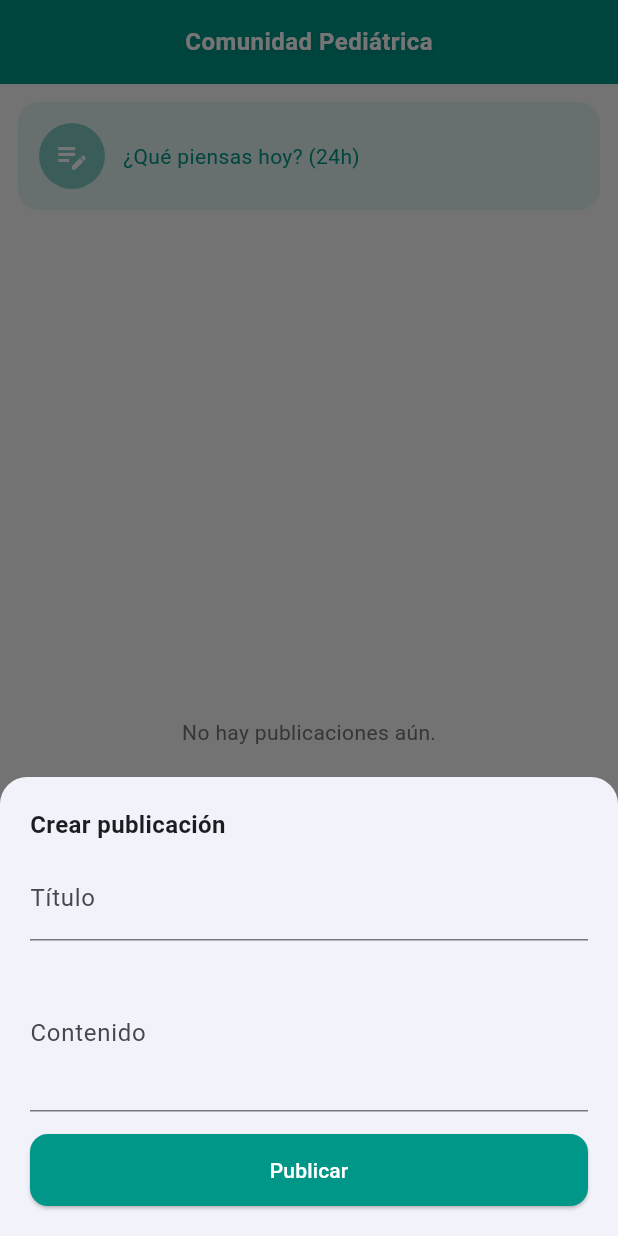
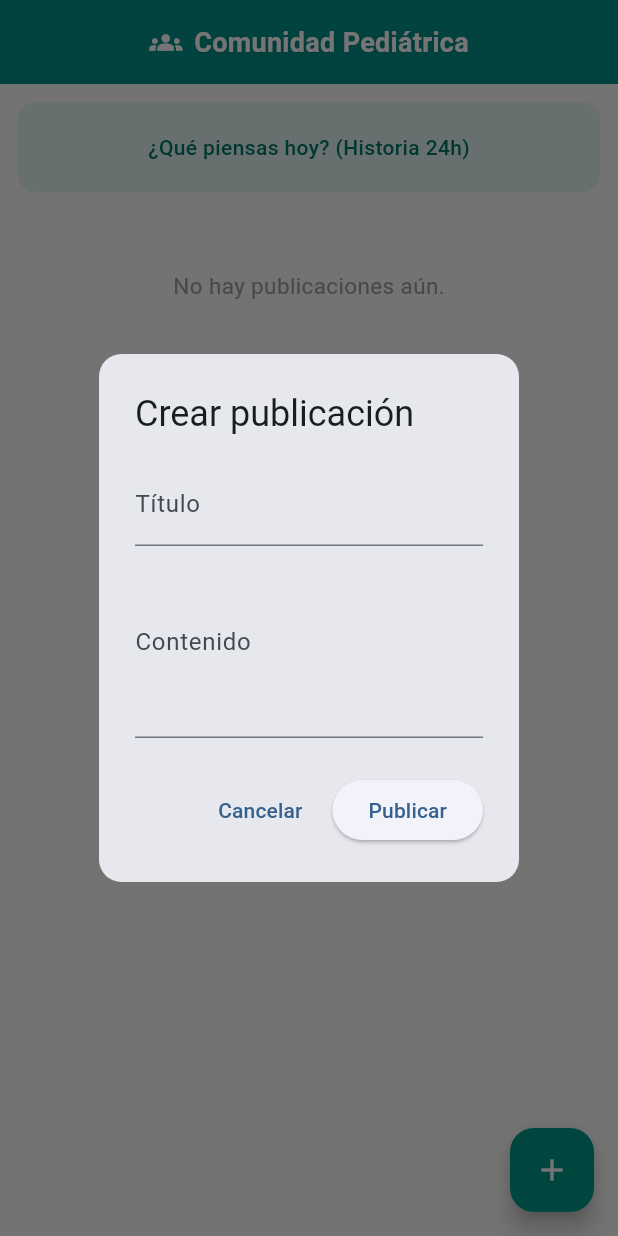
Before and after one commit to iatechsabana/pediatApp, a Flutter app: the PediatricianThreadsPage screen opened directly, after a tap on the "add" icon, on a phone screen of 412 x 824 dp. Run offline on Flutter 3.47's test engine with Material 3 defaults, Android fonts, the phone set to English and light mode, and no system bars; our stand-ins replace cloud_firestore, dartz, firebase_auth, firebase_core, flutter_riverpod, go_router and 1 more; accounts and stored records are empty; Roboto replaces fonts that are missing (Montserrat).

Commit message:
Refactor thread creation dialog and improve UI layout

```diff
--- a/lib/features/dashboard/presentation/pages/pediatrician_threads_page.dart
+++ b/lib/features/dashboard/presentation/pages/pediatrician_threads_page.dart
@@ -7,241 +7,112 @@ class PediatricianThreadsPage extends StatefulWidget {
   const PediatricianThreadsPage({super.key});
 
   @override
-  State<PediatricianThreadsPage> createState() => _PediatricianThreadsPageState();
+  State<PediatricianThreadsPage> createState() =>
+      _PediatricianThreadsPageState();
 }
 
 class _PediatricianThreadsPageState extends State<PediatricianThreadsPage> {
   String? _currentUserId;
-  final _titleController = TextEditingController();
-  final _contentController = TextEditingController();
-  bool _isCreating = false;
-
-  String? _userName;
-  String? _userAvatar;
 
   @override
   void initState() {
     super.initState();
     _currentUserId = FirebaseAuth.instance.currentUser?.uid;
-    _loadUserData();
   }
 
-  Future<void> _loadUserData() async {
-    final user = FirebaseAuth.instance.currentUser;
-    if (user == null) return;
+  // -----------------------------------------------------
+  // CREAR PUBLICACIÓN (FUNCIONANDO)
+  // -----------------------------------------------------
+  void _showCreateThreadDialog() {
+    final titleController = TextEditingController();
+    final contentController = TextEditingController();
 
-    final doc = await FirebaseFirestore.instance.collection('users').doc(user.uid).get();
-    final data = doc.data();
-
-    setState(() {
-      _userName = data?['name'] ?? user.email ?? 'Pediatra';
-      _userAvatar = null;
-    });
-  }
-
-  // ---------------------
-  //   CREAR PUBLICACIÓN
-  // ---------------------
-  Future<void> _createThread() async {
-    if (_titleController.text.trim().isEmpty || _contentController.text.trim().isEmpty) return;
-
-    setState(() => _isCreating = true);
+    showDialog(
+      context: context,
+      builder: (context) {
+        return AlertDialog(
+          shape: RoundedRectangleBorder(
+              borderRadius: BorderRadius.circular(15)),
+          title: const Text(
+            "Crear publicación",
+            style: TextStyle(fontFamily: "Montserrat"),
+          ),
+          content: Column(
+            mainAxisSize: MainAxisSize.min,
+            children: [
+              TextField(
+                controller: titleController,
+                decoration: const InputDecoration(
+                  labelText: "Título",
+                ),
+              ),
+              TextField(
+                controller: contentController,
+                maxLines: 4,
+                decoration: const InputDecoration(
+                  labelText: "Contenido",
+                ),
+              ),
+            ],
+          ),
+          actions: [
+            TextButton(
+              child: const Text("Cancelar"),
+              onPressed: () => Navigator.pop(context),
+            ),
+            ElevatedButton(
+              child: const Text("Publicar"),
+              onPressed: () async {
+                if (titleController.text.trim().isEmpty ||
+                    contentController.text.trim().isEmpty) return;
 
                 final user = FirebaseAuth.instance.currentUser;
 
                 await FirebaseFirestore.instance.collection('threads').add({
-      'title': _titleController.text.trim(),
-      'content': _contentController.text.trim(),
-      'authorId': user?.uid,
-      'authorName': _userName ?? user?.email ?? 'Pediatra',
-      'createdAt': FieldValue.serverTimestamp(),
-      'commentsCount': 0,
+                  "title": titleController.text.trim(),
+                  "content": contentController.text.trim(),
+                  "authorId": user?.uid,
+                  "authorName": user?.displayName ?? "Usuario",
+                  "createdAt": FieldValue.serverTimestamp(),
                 });
 
-    setState(() => _isCreating = false);
-    _titleController.clear();
-    _contentController.clear();
-    Navigator.of(context).pop();
+                Navigator.pop(context);
+              },
+            ),
+          ],
+        );
+      },
+    );
   }
 
-  void _showCreateThreadDialog() {
-    showModalBottomSheet(
-      context: context,
-      isScrollControlled: true,
-      shape: const RoundedRectangleBorder(
-        borderRadius: BorderRadius.vertical(top: Radius.circular(18)),
+  Widget _buildStoryBox() {
+    return Container(
+      height: 60,
+      decoration: BoxDecoration(
+        color: Colors.teal.shade50,
+        borderRadius: BorderRadius.circular(12),
       ),
-      builder: (context) => Padding(
-        padding: EdgeInsets.only(
-          left: 20,
-          right: 20,
-          top: 20,
-          bottom: MediaQuery.of(context).viewInsets.bottom + 20,
+      child: Center(
+        child: Text(
+          '¿Qué piensas hoy? (Historia 24h)',
+          style: TextStyle(
+            color: Colors.teal.shade700,
+            fontFamily: 'Montserrat',
+            fontWeight: FontWeight.w500,
           ),
-        child: Column(
-          mainAxisSize: MainAxisSize.min,
-          crossAxisAlignment: CrossAxisAlignment.stretch,
-          children: [
-            const Text(
-              'Crear publicación',
-              style: TextStyle(fontSize: 16, fontWeight: FontWeight.w600),
-            ),
-            const SizedBox(height: 10),
-            TextField(
-              controller: _titleController,
-              decoration: const InputDecoration(labelText: 'Título'),
-            ),
-            const SizedBox(height: 10),
-            TextField(
-              controller: _contentController,
-              minLines: 3,
-              maxLines: 6,
-              decoration: const InputDecoration(labelText: 'Contenido'),
-            ),
-            const SizedBox(height: 15),
-            ElevatedButton(
-              onPressed: _isCreating ? null : _createThread,
-              style: ElevatedButton.styleFrom(
-                backgroundColor: Colors.teal,
-                padding: const EdgeInsets.symmetric(vertical: 14),
-                shape: RoundedRectangleBorder(borderRadius: BorderRadius.circular(12)),
-              ),
-              child: _isCreating
-                  ? const SizedBox(
-                      height: 18,
-                      width: 18,
-                      child: CircularProgressIndicator(color: Colors.white, strokeWidth: 2),
-                    )
-                  : const Text('Publicar', style: TextStyle(color: Colors.white)),
-            ),
-          ],
         ),
       ),
     );
   }
 
-  // ---------------------
-  //   EDITAR
-  // ---------------------
-  Future<void> _editThread(String id, String oldTitle, String oldContent) async {
-    final titleCtrl = TextEditingController(text: oldTitle);
-    final contentCtrl = TextEditingController(text: oldContent);
-
-    await showDialog(
-      context: context,
-      builder: (_) => AlertDialog(
-        title: const Text('Editar publicación'),
-        content: Column(
-          mainAxisSize: MainAxisSize.min,
-          children: [
-            TextField(controller: titleCtrl, decoration: const InputDecoration(labelText: "Título")),
-            const SizedBox(height: 10),
-            TextField(controller: contentCtrl, maxLines: 5, decoration: const InputDecoration(labelText: "Contenido")),
-          ],
-        ),
-        actions: [
-          TextButton(onPressed: () => Navigator.pop(context), child: const Text("Cancelar")),
-          ElevatedButton(
-            onPressed: () async {
-              await FirebaseFirestore.instance.collection('threads').doc(id).update({
-                'title': titleCtrl.text.trim(),
-                'content': contentCtrl.text.trim(),
-              });
-              Navigator.pop(context);
-            },
-            child: const Text("Guardar"),
-          )
-        ],
-      ),
-    );
+  String _formatDate(DateTime date) {
+    return '${date.day.toString().padLeft(2, '0')}/${date.month.toString().padLeft(2, '0')}/${date.year} ${date.hour.toString().padLeft(2, '0')}:${date.minute.toString().padLeft(2, '0')}';
   }
 
-  Future<void> _deleteThread(String id) async {
-    await FirebaseFirestore.instance.collection('threads').doc(id).delete();
-  }
+  void _editThread(String id, String? title, String? content) {}
 
-  // ---------------------
-  //   HISTORIAS 24h
-  // ---------------------
-  Widget _buildStoryBox() {
-    return Container(
-      padding: const EdgeInsets.symmetric(vertical: 14, horizontal: 14),
-      decoration: BoxDecoration(
-        color: Colors.teal.shade50,
-        borderRadius: BorderRadius.circular(14),
-      ),
-      child: Row(
-        children: [
-          CircleAvatar(
-            radius: 22,
-            backgroundColor: Colors.teal.shade200,
-            child: const Icon(Icons.edit_note, color: Colors.white),
-          ),
-          const SizedBox(width: 12),
-          Expanded(
-            child: GestureDetector(
-              onTap: _showCreateStoryDialog,
-              child: const Text(
-                '¿Qué piensas hoy? (24h)',
-                style: TextStyle(fontSize: 14, color: Colors.teal),
-              ),
-            ),
-          )
-        ],
-      ),
-    );
-  }
+  void _deleteThread(String id) {}
 
-  void _showCreateStoryDialog() {
-    final controller = TextEditingController();
-
-    showDialog(
-      context: context,
-      builder: (_) => AlertDialog(
-        title: const Text("Nueva historia"),
-        content: TextField(
-          controller: controller,
-          minLines: 2,
-          maxLines: 5,
-          decoration: const InputDecoration(hintText: "Escribe algo que durará 24h..."),
-        ),
-        actions: [
-          TextButton(onPressed: () => Navigator.pop(context), child: const Text("Cancelar")),
-          ElevatedButton(
-            onPressed: () async {
-              final user = FirebaseAuth.instance.currentUser;
-              if (controller.text.trim().isNotEmpty) {
-                await FirebaseFirestore.instance.collection("stories").add({
-                  'content': controller.text.trim(),
-                  'authorId': user?.uid,
-                  'authorName': _userName,
-                  'createdAt': FieldValue.serverTimestamp(),
-                  'expiresAt': DateTime.now().add(const Duration(hours: 24)),
-                });
-              }
-              Navigator.pop(context);
-            },
-            child: const Text("Publicar"),
-          )
-        ],
-      ),
-    );
-  }
-
-  // ---------------------
-  //   FORMATO FECHA
-  // ---------------------
-  String _formatDate(DateTime d) {
-    final now = DateTime.now();
-    if (now.difference(d).inDays == 0) {
-      return "${d.hour.toString().padLeft(2, '0')}:${d.minute.toString().padLeft(2, '0')} hoy";
-    }
-    return "${d.day}/${d.month}/${d.year}";
-  }
-
-  // ---------------------
-  //   MAIN UI
-  // ---------------------
   @override
   Widget build(BuildContext context) {
     return StreamBuilder<QuerySnapshot>(
@@ -253,75 +124,100 @@ class _PediatricianThreadsPageState extends State<PediatricianThreadsPage> {
         final threads = snapshot.data?.docs ?? [];
 
         return Scaffold(
+          appBar: AppBar(
+            backgroundColor: Colors.teal,
+            elevation: 4,
+            centerTitle: true,
+            title: Row(
+              mainAxisAlignment: MainAxisAlignment.center,
+              mainAxisSize: MainAxisSize.min,
+              children: const [
+                Icon(Icons.groups, color: Colors.white, size: 22),
+                SizedBox(width: 8),
+                Text(
+                  "Comunidad Pediátrica",
+                  style: TextStyle(
+                    fontSize: 18,
+                    fontWeight: FontWeight.bold,
+                    fontFamily: 'Montserrat',
+                    color: Colors.white,
+                    letterSpacing: 0.2,
+                  ),
+                ),
+              ],
+            ),
+          ),
+
+          // ------------------------------------------
+          // BOTÓN FLOTANTE (CREAR POST) FUNCIONANDO
+          // ------------------------------------------
           floatingActionButton: FloatingActionButton(
             onPressed: _showCreateThreadDialog,
             backgroundColor: Colors.teal,
             child: const Icon(Icons.add, color: Colors.white),
-          ),
-
-          body: CustomScrollView(
-            slivers: [
-              // ------------------- APPBAR COMPACTO -------------------
-              SliverAppBar(
-                backgroundColor: Colors.teal,
-                pinned: true,
-                expandedHeight: 55,
-                centerTitle: true,
-                title: const Text(
-                  "Comunidad Pediátrica",
-                  style: TextStyle(fontSize: 16, fontWeight: FontWeight.bold),
+            tooltip: 'Crear publicación',
+            elevation: 6,
+            shape: RoundedRectangleBorder(
+              borderRadius: BorderRadius.circular(16),
             ),
           ),
 
-              SliverToBoxAdapter(
-                child: Padding(
+          // ------------------------------------------
+          // CUERPO DE LA PANTALLA
+          // Orden corregido: encabezado primero
+          // ------------------------------------------
+          body: ListView(
+            padding: const EdgeInsets.only(bottom: 80),
+            children: [
+              Padding(
                 padding: const EdgeInsets.all(12),
                 child: _buildStoryBox(),
               ),
-              ),
 
               if (threads.isEmpty)
-                SliverFillRemaining(
+                Padding(
+                  padding: const EdgeInsets.only(top: 40),
                   child: Center(
                     child: Text(
                       "No hay publicaciones aún.",
-                      style: TextStyle(color: Colors.grey[600], fontSize: 14),
+                      style: TextStyle(
+                          color: Colors.grey,
+                          fontSize: 15,
+                          fontFamily: 'Montserrat'),
                     ),
                   ),
                 )
-              else
-                SliverList(
-                  delegate: SliverChildBuilderDelegate((context, index) {
-                    final t = threads[index].data() as Map<String, dynamic>;
-                    final id = threads[index].id;
+              else ...threads.map((doc) {
+                final t = doc.data() as Map<String, dynamic>;
+                final id = doc.id;
                 final isOwner = t['authorId'] == _currentUserId;
 
                 return Padding(
-                      padding: const EdgeInsets.symmetric(horizontal: 10, vertical: 6),
+                  padding:
+                      const EdgeInsets.symmetric(horizontal: 10, vertical: 6),
                   child: Container(
                     padding: const EdgeInsets.all(14),
                     decoration: BoxDecoration(
                       color: Colors.white,
                       borderRadius: BorderRadius.circular(14),
-                          boxShadow: [
+                      boxShadow: const [
                         BoxShadow(
                           color: Colors.black12,
                           blurRadius: 8,
-                              offset: const Offset(0, 3),
-                            )
+                          offset: Offset(0, 3),
+                        ),
                       ],
                     ),
-
                     child: Column(
                       crossAxisAlignment: CrossAxisAlignment.start,
                       children: [
-                            // ------------- HEADER AUTOR -------------
                         Row(
                           children: [
                             CircleAvatar(
                               radius: 18,
                               backgroundColor: Colors.teal.shade200,
-                                  child: const Icon(Icons.person, color: Colors.white),
+                              child: const Icon(Icons.person,
+                                  color: Colors.white),
                             ),
                             const SizedBox(width: 10),
                             Expanded(
@@ -333,13 +229,21 @@ class _PediatricianThreadsPageState extends State<PediatricianThreadsPage> {
                                     style: const TextStyle(
                                       fontSize: 14,
                                       fontWeight: FontWeight.w600,
-                                            color: Colors.teal),
+                                      color: Colors.teal,
+                                      fontFamily: 'Montserrat',
+                                    ),
                                   ),
                                   Text(
                                     t['createdAt'] != null
-                                            ? _formatDate((t['createdAt'] as Timestamp).toDate())
+                                        ? _formatDate(
+                                            (t['createdAt'] as Timestamp)
+                                                .toDate())
                                         : '',
-                                        style: const TextStyle(fontSize: 11, color: Colors.grey),
+                                    style: const TextStyle(
+                                      fontSize: 11,
+                                      color: Colors.grey,
+                                      fontFamily: 'Montserrat',
+                                    ),
                                   ),
                                 ],
                               ),
@@ -348,26 +252,30 @@ class _PediatricianThreadsPageState extends State<PediatricianThreadsPage> {
                               Row(
                                 children: [
                                   IconButton(
-                                        icon: const Icon(Icons.edit, size: 18, color: Colors.blue),
-                                        onPressed: () => _editThread(id, t['title'], t['content']),
+                                    icon: const Icon(Icons.edit,
+                                        size: 18, color: Colors.blue),
+                                    onPressed: () => _editThread(
+                                      id,
+                                      t['title'],
+                                      t['content'],
+                                    ),
                                   ),
                                   IconButton(
-                                        icon: const Icon(Icons.delete, size: 18, color: Colors.red),
+                                    icon: const Icon(Icons.delete,
+                                        size: 18, color: Colors.red),
                                     onPressed: () => _deleteThread(id),
                                   ),
                                 ],
-                                  )
+                              ),
                           ],
                         ),
-
                         const SizedBox(height: 10),
-
-                            // ------------- TÍTULO / CONTENIDO -------------
                         Text(
                           t['title'] ?? '',
                           style: const TextStyle(
                             fontSize: 15,
                             fontWeight: FontWeight.w700,
+                            fontFamily: 'Montserrat',
                           ),
                         ),
                         const SizedBox(height: 5),
@@ -377,15 +285,14 @@ class _PediatricianThreadsPageState extends State<PediatricianThreadsPage> {
                             fontSize: 13,
                             height: 1.3,
                             color: Colors.black87,
+                            fontFamily: 'Montserrat',
                           ),
                         ),
-
                         const SizedBox(height: 12),
-
-                            // ------------- COMENTARIOS -------------
                         Row(
                           children: [
-                                const Icon(Icons.comment, size: 18, color: Colors.grey),
+                            const Icon(Icons.comment,
+                                size: 18, color: Colors.grey),
                             const SizedBox(width: 5),
                             StreamBuilder<QuerySnapshot>(
                               stream: FirebaseFirestore.instance
@@ -397,13 +304,18 @@ class _PediatricianThreadsPageState extends State<PediatricianThreadsPage> {
                                 final c = snap.data?.docs.length ?? 0;
                                 return Text(
                                   "$c comentarios",
-                                      style: const TextStyle(fontSize: 12, color: Colors.grey),
+                                  style: const TextStyle(
+                                    fontSize: 12,
+                                    color: Colors.grey,
+                                    fontFamily: 'Montserrat',
+                                  ),
                                 );
                               },
                             ),
                             const Spacer(),
                             IconButton(
-                                  icon: const Icon(Icons.chat_bubble_outline, color: Colors.teal, size: 20),
+                              icon: const Icon(Icons.chat_bubble_outline,
+                                  color: Colors.teal, size: 20),
                               onPressed: () {
                                 Navigator.push(
                                   context,
@@ -425,8 +337,7 @@ class _PediatricianThreadsPageState extends State<PediatricianThreadsPage> {
                     ),
                   ),
                 );
-                  }, childCount: threads.length),
-                ),
+              }),
             ],
           ),
         );
```
Lines whose indentation alone changed are shown as unchanged.
